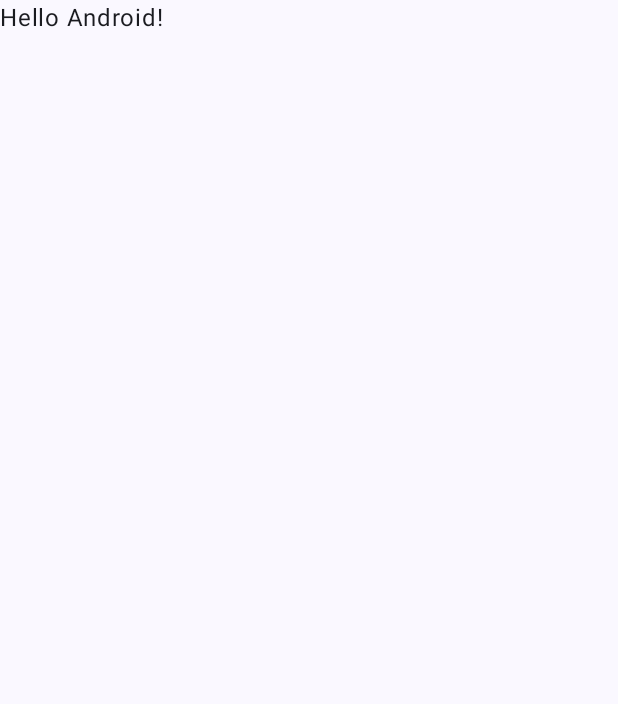
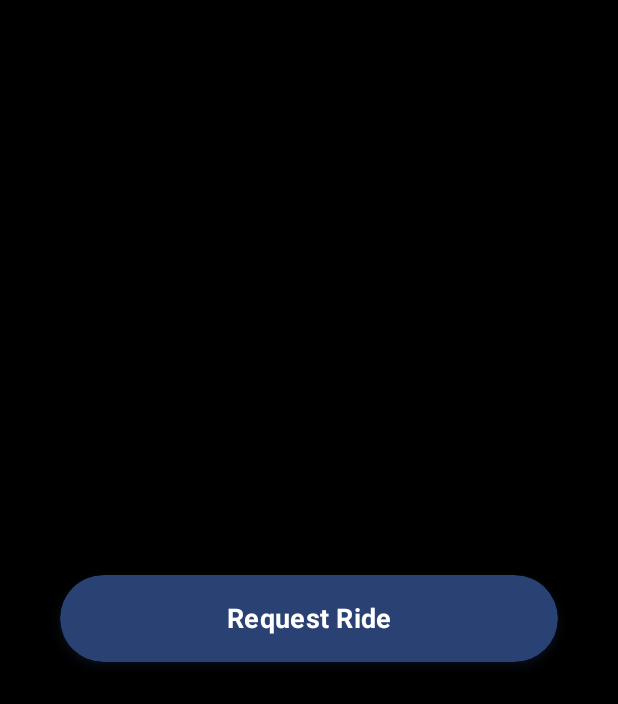
Before and after one commit to do5-5anto5/voyager, an Android app built with Jetpack Compose: the screen it shows after launch (MainActivity), on a phone screen of 412 x 824 dp. Before the commit the part shown is almost empty. Shown: the top 704 px of the screen. Run offline under Robolectric (Android 15) with nearby library versions, the phone set to English and light mode, and no system bars.

Commit message:
feat: Prepare the screen to do the first app Ride request

```diff
--- a/app/src/main/java/com/voyager/MainActivity.kt
+++ b/app/src/main/java/com/voyager/MainActivity.kt
@@ -4,13 +4,7 @@ import android.os.Bundle
 import androidx.activity.ComponentActivity
 import androidx.activity.compose.setContent
 import androidx.activity.enableEdgeToEdge
-import androidx.compose.foundation.layout.fillMaxSize
-import androidx.compose.foundation.layout.padding
-import androidx.compose.material3.Scaffold
-import androidx.compose.material3.Text
-import androidx.compose.runtime.Composable
-import androidx.compose.ui.Modifier
-import androidx.compose.ui.tooling.preview.Preview
+import com.voyager.presenter.screen.ride_request.screen.RequestRideScreen
 import com.voyager.ui.theme.VoyagerTheme
 
 class MainActivity : ComponentActivity() {
@@ -19,29 +13,8 @@ class MainActivity : ComponentActivity() {
         enableEdgeToEdge()
         setContent {
             VoyagerTheme {
-                Scaffold(modifier = Modifier.fillMaxSize()) { innerPadding ->
-                    Greeting(
-                        name = "Android",
-                        modifier = Modifier.padding(innerPadding)
-                    )
-                }
+                RequestRideScreen()
             }
         }
     }
 }
-
-@Composable
-fun Greeting(name: String, modifier: Modifier = Modifier) {
-    Text(
-        text = "Hello $name!",
-        modifier = modifier
-    )
-}
-
-@Preview(showBackground = true)
-@Composable
-fun GreetingPreview() {
-    VoyagerTheme {
-        Greeting("Android")
-    }
-}
--- a/app/src/main/java/com/voyager/presenter/screen/ride_request/screen/RideRequestScreen.kt
+++ b/app/src/main/java/com/voyager/presenter/screen/ride_request/screen/RideRequestScreen.kt
@@ -1,21 +1,38 @@
 package com.voyager.presenter.screen.ride_request.screen
 
 
+import androidx.compose.foundation.background
+import androidx.compose.foundation.layout.Arrangement
+import androidx.compose.foundation.layout.Column
+import androidx.compose.foundation.layout.fillMaxSize
+import androidx.compose.foundation.layout.padding
+import androidx.compose.material3.Scaffold
+import androidx.compose.runtime.Composable
 import androidx.compose.runtime.collectAsState
 import androidx.compose.runtime.getValue
-import androidx.compose.runtime.Composable
-import org.koin.androidx.compose.koinViewModel
+import androidx.compose.ui.Alignment
+import androidx.compose.ui.Modifier
+import androidx.compose.ui.graphics.Color
 import androidx.compose.ui.tooling.preview.PreviewLightDark
+import androidx.compose.ui.unit.dp
+import com.voyager.data.remote.model.request_body.RideEstimateRequestBody
+import com.voyager.presenter.components.DefaultButton
+import com.voyager.presenter.screen.ride_request.action.RideRequestAction
 import com.voyager.presenter.screen.ride_request.state.RideRequestState
 import com.voyager.presenter.screen.ride_request.viewModel.RideRequestViewModel
-import com.voyager.presenter.screen.ride_request.action.RideRequestAction
+import org.koin.androidx.compose.koinViewModel
 
 @Composable
 fun RequestRideScreen() {
 
     val viewModel = koinViewModel<RideRequestViewModel>()
     val state by viewModel.state.collectAsState()
+    val action = viewModel::submitAction
 
+    RequestRideScreenContent(
+        state = state,
+        action = action
+    )
 }
 
 @Composable
@@ -23,6 +40,31 @@ private fun RequestRideScreenContent(
     state: RideRequestState,
     action: (RideRequestAction) -> Unit
 ) {
+
+    Scaffold { innerPadding ->
+        Column(
+            modifier = Modifier
+                .fillMaxSize()
+                .background(Color.Black)
+                .padding(innerPadding),
+            verticalArrangement = Arrangement.Center,
+            horizontalAlignment = Alignment.CenterHorizontally
+        ) {
+            DefaultButton(
+                modifier = Modifier
+                    .padding(40.dp),
+                onClick = { action(RideRequestAction.GetRideEstimate(
+                    RideEstimateRequestBody(
+                        customerId = "CT01",
+                        origin = "Av. Pres. Kenedy, 2385 - Remédios, Osasco - SP,02675-031",
+                        destination = "Av. Paulista, 1538 - Bela Vista, São Paulo - SP, 01310-200"
+                    )
+                ))
+                          },
+                text = "Request Ride"
+            )
+        }
+    }
 
 }
 
```
